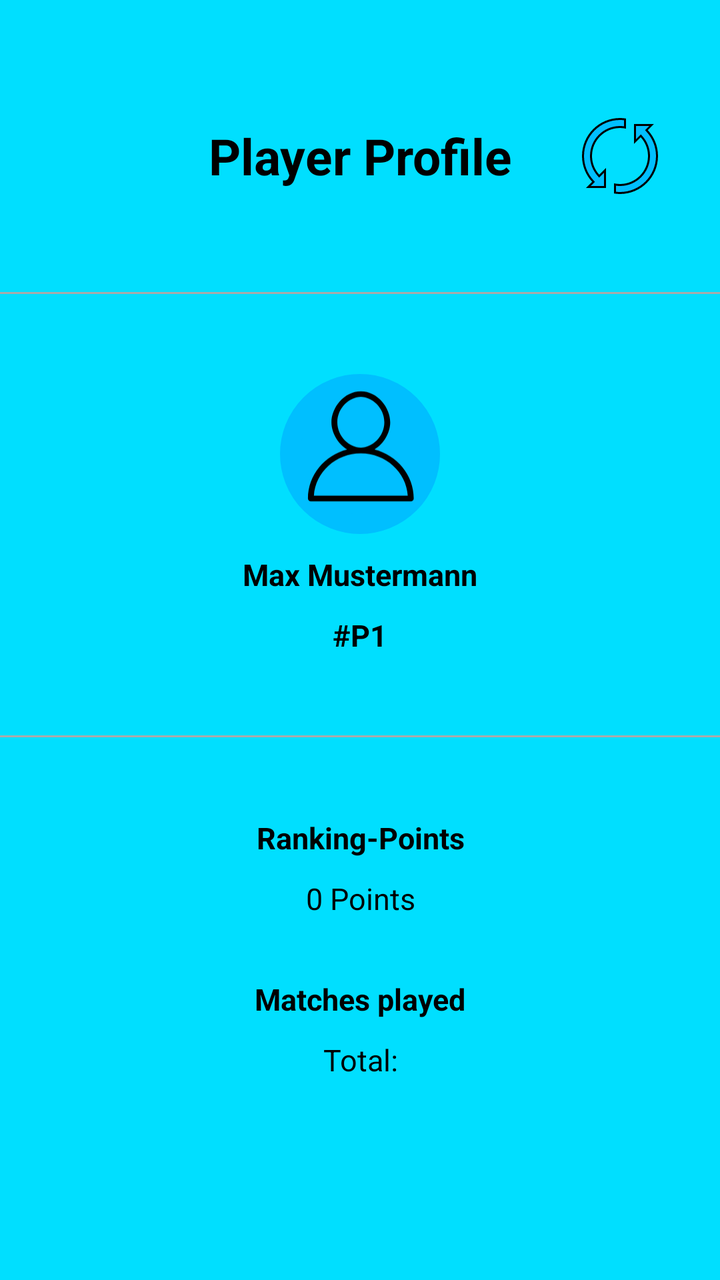
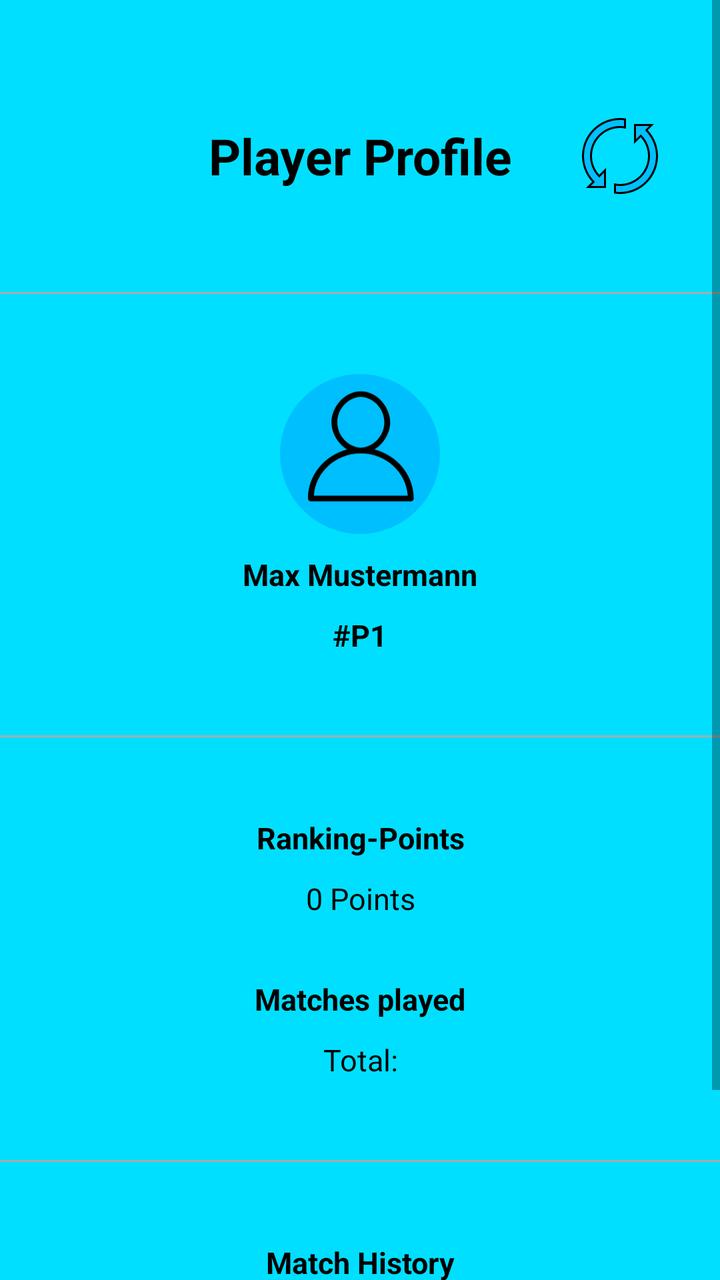

Two renders of the same Android screen: before a commit and after it. Below are the layout's source before the change and the commit's diff.
<!-- AndroidManifest.xml: application theme AppTheme -->
<!-- res/layout/fragment_playerinfo.xml -->
<?xml version="1.0" encoding="utf-8"?>
<ScrollView xmlns:android="http://schemas.android.com/apk/res/android"
    xmlns:tools="http://schemas.android.com/tools"
    xmlns:app="http://schemas.android.com/apk/res-auto"
    android:layout_width="match_parent"
    android:layout_height="match_parent"
    android:background="@color/colorStatsActivity"
    tools:context=".statsFragments.MatchInfoFragment">

    <LinearLayout
        android:layout_width="match_parent"
        android:layout_height="wrap_content"
        android:orientation="vertical"
        android:paddingBottom="40dp">

        <androidx.appcompat.widget.Toolbar
            android:id="@+id/toolbar"
            android:layout_width="match_parent"
            android:layout_height="wrap_content"
            android:layout_marginTop="50dp"
            app:contentInsetStartWithNavigation="0dp">

            <TextView
                android:id="@+id/playerInfoTitle"
                android:layout_width="wrap_content"
                android:layout_height="wrap_content"
                android:layout_gravity="center"
                android:text="Player Profile"
                android:textAlignment="center"
                android:textColor="#000"
                android:textSize="25sp"
                android:textStyle="bold" />

            <ImageView
                android:id="@+id/reloadImage"
                android:layout_width="40dp"
                android:layout_height="40dp"
                android:layout_centerInParent="true"
                android:src="@drawable/reload_icon"
                android:layout_gravity="end"
                android:layout_marginEnd="30dp"/>

        </androidx.appcompat.widget.Toolbar>

        <View
            android:layout_width="match_parent"
            android:layout_height="1dp"
            android:layout_marginTop="40dp"
            android:layout_marginBottom="40dp"
            android:background="@android:color/darker_gray" />

        <LinearLayout
            android:layout_width="wrap_content"
            android:layout_height="wrap_content"
            android:layout_gravity="center"
            android:gravity="center"
            android:orientation="vertical">

            <RelativeLayout
                android:id="@+id/playerIcon"
                android:layout_width="80dp"
                android:layout_height="80dp"
                android:layout_gravity="center"
                android:background="@drawable/round_corners_shape">

                <ImageView
                    android:id="@+id/playerIconInside"
                    android:layout_width="70dp"
                    android:layout_height="70dp"
                    android:src="@drawable/ic_default_profile_24"
                    android:translationX="5dp" />
            </RelativeLayout>

            <TextView
                android:id="@+id/playerName"
                android:layout_width="wrap_content"
                android:layout_height="wrap_content"
                android:layout_gravity="center"
                android:layout_marginTop="10dp"
                android:text="Max Mustermann"
                android:textColor="#000"
                android:textSize="15sp"
                android:textStyle="bold" />

            <TextView
                android:id="@+id/playerID"
                android:layout_width="wrap_content"
                android:layout_height="wrap_content"
                android:layout_gravity="center"
                android:layout_marginTop="10dp"
                android:text="#P1"
                android:textColor="#000"
                android:textSize="15sp"
                android:textStyle="bold" />

        </LinearLayout>

        <View
            android:layout_width="match_parent"
            android:layout_height="1dp"
            android:layout_marginTop="40dp"
            android:layout_marginBottom="40dp"
            android:background="@android:color/darker_gray" />

        <TextView
            android:id="@+id/rankingPointsText"
            android:layout_width="match_parent"
            android:layout_height="wrap_content"
            android:text="Ranking-Points"
            android:textAlignment="center"
            android:textColor="#000"
            android:textSize="15sp"
            android:textStyle="bold" />

        <TextView
            android:id="@+id/rankingPoints"
            android:layout_width="match_parent"
            android:layout_height="wrap_content"
            android:layout_marginTop="10dp"
            android:text="0 Points"
            android:textAlignment="center"
            android:textColor="#000"
            android:textSize="15sp" />

        <TextView
            android:id="@+id/matchesPlayedText"
            android:layout_width="match_parent"
            android:layout_height="wrap_content"
            android:layout_marginTop="30dp"
            android:text="Matches played"
            android:textAlignment="center"
            android:textColor="#000"
            android:textSize="15sp"
            android:textStyle="bold" />

        <TextView
            android:id="@+id/matchesPlayed"
            android:layout_width="match_parent"
            android:layout_height="wrap_content"
            android:layout_marginTop="10dp"
            android:text="Total:"
            android:textAlignment="center"
            android:textColor="#000"
            android:textSize="15sp" />

        <TextView
            android:layout_width="match_parent"
            android:layout_height="wrap_content"
            android:layout_marginTop="30dp"
            android:text="Team Number"
            android:textAlignment="center"
            android:textColor="#000"
            android:textSize="15sp"
            android:textStyle="bold"
            android:visibility="gone" />

        <TextView
            android:id="@+id/teamNumber"
            android:layout_width="match_parent"
            android:layout_height="wrap_content"
            android:layout_marginTop="10dp"
            android:text="Currently not in a team"
            android:textAlignment="center"
            android:textColor="#000"
            android:textSize="15sp"
            android:visibility="gone" />

        <TextView
            android:layout_width="match_parent"
            android:layout_height="wrap_content"
            android:layout_marginTop="30dp"
            android:text="Main hand"
            android:textAlignment="center"
            android:textColor="#000"
            android:textSize="15sp"
            android:textStyle="bold"
            android:visibility="gone" />

        <TextView
            android:id="@+id/mainHand"
            android:layout_width="match_parent"
            android:layout_height="wrap_content"
            android:layout_marginTop="10dp"
            android:text="Unknown"
            android:textAlignment="center"
            android:textColor="#000"
            android:textSize="15sp"
            android:visibility="gone" />
    </LinearLayout>
</ScrollView>
<!-- resources referenced by this layout -->
<resources>
  <color name="colorStatsActivity">#00DFFF</color>
  <!-- drawable ic_default_profile_24 (drawable) -->
  <vector android:height="24dp" android:tint="#000000"
      android:viewportHeight="20" android:viewportWidth="20"
      android:width="25dp" xmlns:android="http://schemas.android.com/apk/res/android">
  
      <path android:fillColor="@android:color/white" android:pathData="M12.075,10.812c1.358-0.853,2.242-2.507,2.242-4.037c0-2.181-1.795-4.618-4.198-4.618S5.921,4.594,5.921,6.775c0,1.53,0.884,3.185,2.242,4.037c-3.222,0.865-5.6,3.807-5.6,7.298c0,0.23,0.189,0.42,0.42,0.42h14.273c0.23,0,0.42-0.189,0.42-0.42C17.676,14.619,15.297,11.677,12.075,10.812 M6.761,6.775c0-2.162,1.773-3.778,3.358-3.778s3.359,1.616,3.359,3.778c0,2.162-1.774,3.778-3.359,3.778S6.761,8.937,6.761,6.775 M3.415,17.69c0.218-3.51,3.142-6.297,6.704-6.297c3.562,0,6.486,2.787,6.705,6.297H3.415z"/>
  </vector>
  <!-- drawable reload_icon (drawable) -->
  <vector xmlns:android="http://schemas.android.com/apk/res/android"
      android:width="200dp"
      android:height="200dp"
      android:viewportWidth="40"
      android:viewportHeight="40">
      <path android:fillColor="#00BFFF" android:pathData="M4.207,35.5l2.573-2.574l-0.328-0.353C3.259,29.143,1.5,24.677,1.5,20C1.5,9.799,9.799,1.5,20,1.5 c0.776,0,1.598,0.062,2.5,0.19v4.032C21.661,5.575,20.823,5.5,20,5.5C12.005,5.5,5.5,12.005,5.5,20 c0,3.578,1.337,7.023,3.765,9.701l0.353,0.389l2.883-2.883V35.5H4.207z"/>
      <path android:fillColor="#000000" android:pathData="M20,2c0.627,0,1.287,0.042,2,0.129v3.009C21.33,5.046,20.661,5,20,5C11.729,5,5,11.729,5,20 c0,3.702,1.383,7.267,3.894,10.037l0.705,0.778l0.743-0.743L12,28.414V35H5.414l1.379-1.379l0.682-0.682l-0.657-0.706 C3.711,28.895,2,24.551,2,20C2,10.075,10.075,2,20,2 M20,1C9.507,1,1,9.507,1,20c0,4.994,1.934,9.527,5.086,12.914L3,36h10V26 l-3.365,3.365C7.387,26.885,6,23.612,6,20c0-7.732,6.268-14,14-14c1.031,0,2.033,0.119,3,0.33V1.259C22.02,1.104,21.023,1,20,1 L20,1z"/>
      <path android:fillColor="#00BFFF" android:pathData="M20,38.5c-0.776,0-1.598-0.062-2.5-0.19v-4.032c0.839,0.147,1.677,0.222,2.5,0.222 c7.995,0,14.5-6.505,14.5-14.5c0-3.583-1.336-7.03-3.761-9.706l-0.353-0.389L27.5,12.793V4.5h8.293l-2.581,2.582l0.328,0.354 C36.738,10.872,38.5,15.334,38.5,20C38.5,30.201,30.201,38.5,20,38.5z"/>
      <path android:fillColor="#000000" android:pathData="M34.586,5l-1.387,1.387l-0.682,0.682l0.657,0.706C36.286,11.119,38,15.461,38,20 c0,9.925-8.075,18-18,18c-0.627,0-1.287-0.042-2-0.129v-3.009C18.67,34.954,19.339,35,20,35c8.271,0,15-6.729,15-15 c0-3.708-1.381-7.274-3.89-10.041l-0.705-0.778l-0.743,0.743L28,11.586V5H34.586 M37,4H27v10l3.369-3.369 C32.618,13.111,34,16.388,34,20c0,7.732-6.268,14-14,14c-1.031,0-2.033-0.119-3-0.33v5.071C17.98,38.896,18.977,39,20,39 c10.493,0,19-8.507,19-19c0-4.993-1.942-9.519-5.094-12.906L37,4L37,4z"/>
      </vector>
  <!-- drawable round_corners_shape (drawable) -->
  <?xml version="1.0" encoding="utf-8"?>
  <shape xmlns:android="http://schemas.android.com/apk/res/android">
      <corners android:radius="300dp" />
      <solid android:color="@color/colorPrimaryDark"/>
      <stroke android:color="@color/colorPrimaryDark" android:width="10dp"/>
  </shape>
  <style name="AppTheme" parent="Theme.AppCompat.Light.NoActionBar">
          
          <item name="colorPrimary">@color/colorPrimary</item>
          <item name="colorPrimaryDark">@color/colorPrimaryDark</item>
          <item name="colorAccent">@color/colorAccent</item>
      </style>
  <color name="colorPrimaryDark">#00BFFF</color>
  <color name="colorPrimary">#2596be</color>
  <color name="colorAccent">#03DAC5</color>
</resources>

<!-- the commit's change to res/layout/fragment_playerinfo.xml (unified diff, before → after) -->
@@ -186,5 +186,32 @@
             android:textColor="#000"
             android:textSize="15sp"
             android:visibility="gone" />
+
+        <View
+            android:layout_width="match_parent"
+            android:layout_height="1dp"
+            android:layout_marginTop="40dp"
+            android:layout_marginBottom="40dp"
+            android:background="@android:color/darker_gray" />
+
+        <TextView
+            android:id="@+id/matchHistoryText"
+            android:layout_width="match_parent"
+            android:layout_height="wrap_content"
+            android:text="Match History"
+            android:textAlignment="center"
+            android:textColor="#000"
+            android:textSize="15sp"
+            android:textStyle="bold" />
+
+        <ListView
+            android:id="@+id/playedMatches_ListView"
+            android:layout_width="match_parent"
+            android:layout_height="0dp"
+            android:layout_marginStart="10dp"
+            android:layout_marginEnd="10dp"
+            android:layout_marginTop="20dp"
+            android:layout_marginBottom="50dp"
+            android:layout_weight="1" />
     </LinearLayout>
 </ScrollView>
